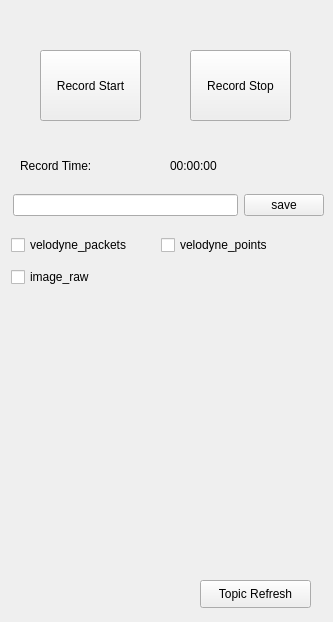
Qt form src/autoware_rosbag_plugin.ui (ChenxiTU/autoware_rosbag_plugin) before a commit.
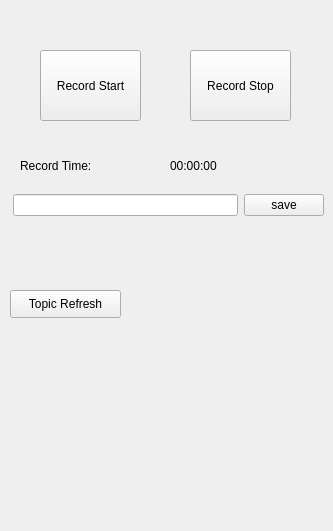
The same form after that commit.

Diff of the .ui file:
```diff
--- a/src/autoware_rosbag_plugin.ui
+++ b/src/autoware_rosbag_plugin.ui
@@ -7,7 +7,7 @@
     <x>0</x>
     <y>0</y>
     <width>333</width>
-    <height>622</height>
+    <height>531</height>
    </rect>
   </property>
   <property name="windowTitle">
@@ -68,32 +68,6 @@
     <string>00:00:00</string>
    </property>
   </widget>
-  <widget class="QCheckBox" name="checkBox_2">
-   <property name="geometry">
-    <rect>
-     <x>161</x>
-     <y>232</y>
-     <width>134</width>
-     <height>26</height>
-    </rect>
-   </property>
-   <property name="text">
-    <string>velodyne_points</string>
-   </property>
-  </widget>
-  <widget class="QCheckBox" name="checkBox_3">
-   <property name="geometry">
-    <rect>
-     <x>11</x>
-     <y>264</y>
-     <width>98</width>
-     <height>26</height>
-    </rect>
-   </property>
-   <property name="text">
-    <string>image_raw</string>
-   </property>
-  </widget>
   <widget class="QWidget" name="layoutWidget">
    <property name="geometry">
     <rect>
@@ -116,24 +90,11 @@
     </item>
    </layout>
   </widget>
-  <widget class="QCheckBox" name="checkBox_1">
-   <property name="geometry">
-    <rect>
-     <x>11</x>
-     <y>232</y>
-     <width>144</width>
-     <height>26</height>
-    </rect>
-   </property>
-   <property name="text">
-    <string>velodyne_packets</string>
-   </property>
-  </widget>
   <widget class="QPushButton" name="botton_topic_refresh">
    <property name="geometry">
     <rect>
-     <x>200</x>
-     <y>580</y>
+     <x>10</x>
+     <y>290</y>
      <width>111</width>
      <height>28</height>
     </rect>
@@ -145,10 +106,10 @@
   <widget class="QWidget" name="widget_topic" native="true">
    <property name="geometry">
     <rect>
-     <x>30</x>
-     <y>310</y>
-     <width>271</width>
-     <height>181</height>
+     <x>10</x>
+     <y>330</y>
+     <width>311</width>
+     <height>191</height>
     </rect>
    </property>
   </widget>
```
